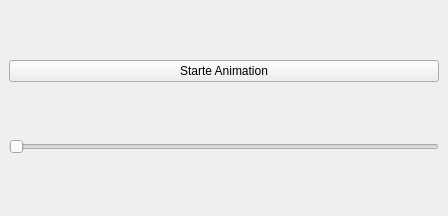
Above: animationwidget.ui from MerlinGenschel/Eulerkreis before the change. Below: the same form after it.
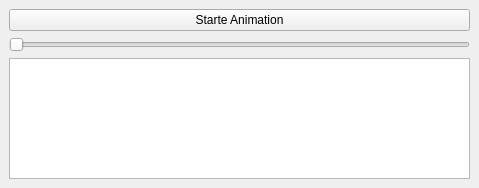
That is the form after the change.

Patch:
```diff
--- a/animationwidget.ui
+++ b/animationwidget.ui
@@ -6,8 +6,8 @@
    <rect>
     <x>0</x>
     <y>0</y>
-    <width>448</width>
-    <height>216</height>
+    <width>479</width>
+    <height>188</height>
    </rect>
   </property>
   <property name="windowTitle">
@@ -29,6 +29,9 @@
       </property>
      </widget>
     </item>
+    <item>
+     <widget class="QListView" name="eulerResult"/>
+    </item>
    </layout>
   </widget>
  </widget>
```
